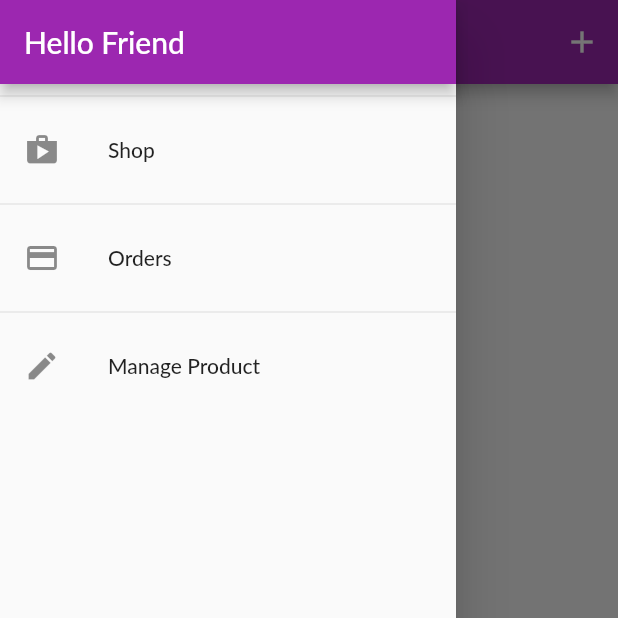
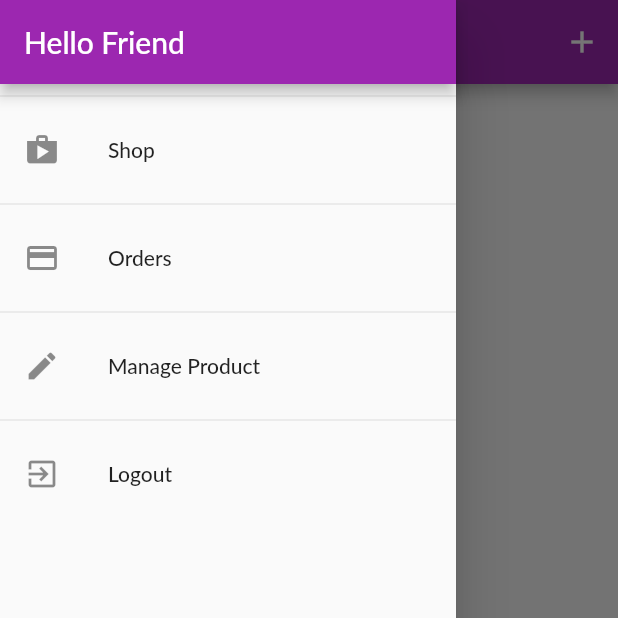
Before and after one commit to ngohongthai/flutter, a Flutter app: the UserProductsScreen screen opened by its route, with the side drawer open, on a phone screen of 412 x 824 dp, the top half of it. Run offline on Flutter 3.47's test engine with Material 2 defaults, Android fonts, the phone set to English and light mode, and no system bars; Roboto replaces fonts that are missing (Lato).

Commit message:
apply authen token and logout feature

```diff
--- a/shop_app/lib/providers/product.dart
+++ b/shop_app/lib/providers/product.dart
@@ -61,12 +61,13 @@ class Product with ChangeNotifier {
     }
   }
 
-  Map<String, dynamic> toMap() {
+  Map<String, dynamic> toMap(String userId) {
     return {
       'title': title,
       'description': description,
       'price': price,
       'imageUrl': imageUrl,
+      'creatorId': userId
     };
   }
 
@@ -81,7 +82,7 @@ class Product with ChangeNotifier {
         isFavorite: isFavorite);
   }
 
-  String toJson() => json.encode(toMap());
+  String toJson(String userId) => json.encode(toMap(userId));
 
   @override
   String toString() {
--- a/shop_app/lib/screens/user_products_screen.dart
+++ b/shop_app/lib/screens/user_products_screen.dart
@@ -10,12 +10,12 @@ class UserProductsScreen extends StatelessWidget {
   const UserProductsScreen({Key? key}) : super(key: key);
 
   Future<void> _refreshProducts(BuildContext context) async {
-    await Provider.of<Products>(context, listen: false).fetchAndSetProduct();
+    await Provider.of<Products>(context, listen: false)
+        .fetchAndSetProduct(true);
   }
 
   @override
   Widget build(BuildContext context) {
-    final productsData = Provider.of<Products>(context);
     return Scaffold(
       appBar: AppBar(
         title: const Text('Your Product'),
@@ -28,9 +28,17 @@ class UserProductsScreen extends StatelessWidget {
         ],
       ),
       drawer: AppDrawer(),
-      body: RefreshIndicator(
+      body: FutureBuilder(
+          future: _refreshProducts(context),
+          builder: (ctx, snapshot) => snapshot.connectionState ==
+                  ConnectionState.waiting
+              ? Center(
+                  child: CircularProgressIndicator(),
+                )
+              : RefreshIndicator(
                   onRefresh: () => _refreshProducts(context),
-        child: Padding(
+                  child: Consumer<Products>(
+                    builder: (ctx, productsData, child) => Padding(
                       padding: EdgeInsets.all(8),
                       child: ListView.builder(
                         itemBuilder: (ctx, index) => Column(
@@ -46,6 +54,7 @@ class UserProductsScreen extends StatelessWidget {
                       ),
                     ),
                   ),
+                )),
     );
   }
 }
--- a/shop_app/lib/widgets/app_drawer.dart
+++ b/shop_app/lib/widgets/app_drawer.dart
@@ -1,4 +1,6 @@
 import 'package:flutter/material.dart';
+import 'package:provider/provider.dart';
+import 'package:shop_app/providers/auth.dart';
 import 'package:shop_app/screens/orders_screen.dart';
 import 'package:shop_app/screens/user_products_screen.dart';
 
@@ -39,6 +41,14 @@ class AppDrawer extends StatelessWidget {
               Navigator.of(context)
                   .pushReplacementNamed(UserProductsScreen.routeName);
             },
+          ),
+          Divider(),
+          ListTile(
+            leading: Icon(Icons.exit_to_app),
+            title: Text('Logout'),
+            onTap: () {
+              Provider.of<Auth>(context, listen: false).logout();
+            },
           )
         ],
       ),
```
Also changed, not shown: shop_app/lib/providers/auth.dart (+7 -0 lines), shop_app/lib/providers/orders.dart (+6 -4 lines), shop_app/lib/providers/products.dart (+13 -7 lines). Lines whose indentation alone changed are shown as unchanged.
